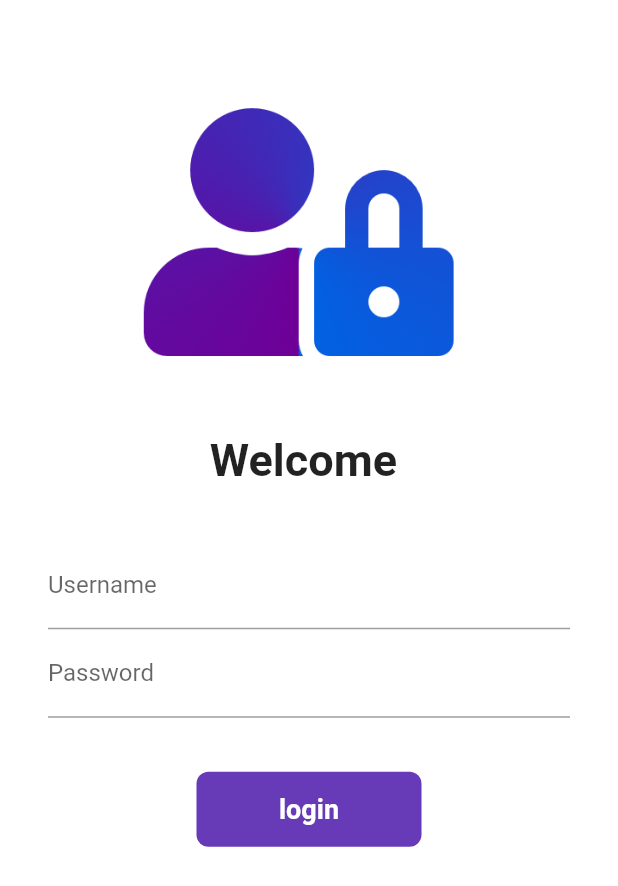
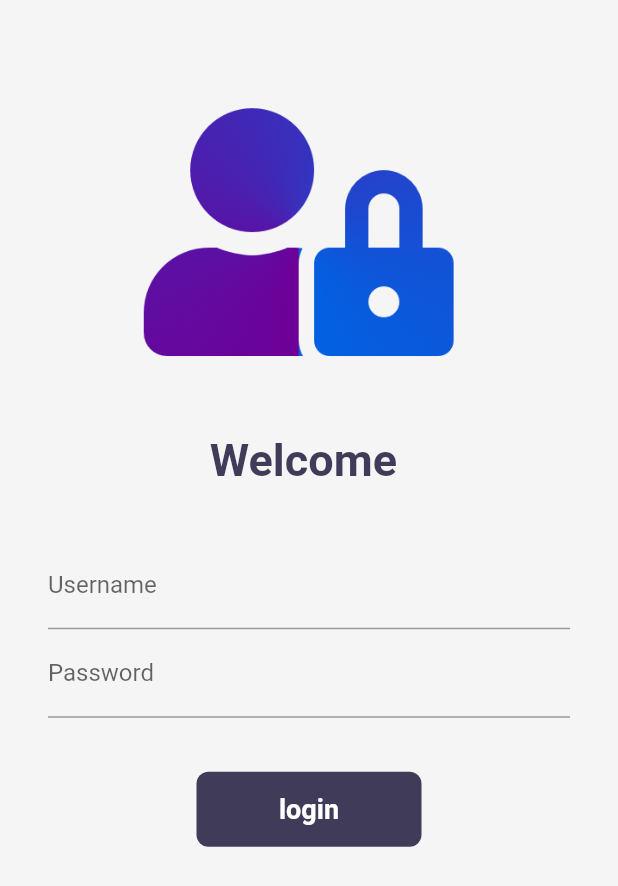
Before and after one commit to kapilkumar2001/Catalog-App, a Flutter app: the screen it shows after launch, on a phone screen of 412 x 824 dp. Shown: the top 886 px of the screen. Run offline on Flutter 3.47's test engine with Material 2 defaults, Android fonts, the phone set to English and light mode, and no system bars; our stand-ins replace velocity_x.

Commit message:
dark theme added

```diff
--- a/lib/pages/catalog_header.dart
+++ b/lib/pages/catalog_header.dart
@@ -8,7 +8,7 @@ class CatalogHeader extends StatelessWidget {
     return Column(
       //crossAxisAlignment: CrossAxisAlignment.start,
       children: [
-        "Catalog App".text.xl4.bold.color(MyTheme.darkBluishColor).make(),
+        "Catalog App".text.xl4.bold.color(context.theme.accentColor).make(),
         //"Trending products".text.xl2.make(),
       ],
     );
--- a/lib/pages/catalog_image.dart
+++ b/lib/pages/catalog_image.dart
@@ -13,6 +13,6 @@ class CatalogImage extends StatelessWidget {
   Widget build(BuildContext context) {
     return Image.network(
       image,
-    ).box.rounded.p8.color(MyTheme.creamColor).make().p16().w40(context);
+    ).box.rounded.p8.color(context.canvasColor).make().p16().w40(context);
   }
 }
--- a/lib/pages/loginpage.dart
+++ b/lib/pages/loginpage.dart
@@ -1,5 +1,6 @@
 import 'package:flutter/material.dart';
 import 'package:catalog_app2/utils/routes.dart';
+import 'package:velocity_x/velocity_x.dart';
 
 class loginpage extends StatefulWidget {
   @override
@@ -30,7 +31,7 @@ class _loginpageState extends State<loginpage> {
   @override
   Widget build(BuildContext context) {
     return Material(
-      color: Colors.white,
+      color: context.canvasColor,
       child: SingleChildScrollView(
         child: Form(
           key: _formKey,
@@ -48,6 +49,7 @@ class _loginpageState extends State<loginpage> {
                 style: TextStyle(
                   fontSize: 30,
                   fontWeight: FontWeight.bold,
+                  color: context.accentColor,
                 ),
               ),
               SizedBox(
@@ -112,7 +114,7 @@ class _loginpageState extends State<loginpage> {
                     ),
                   ),
                   decoration: BoxDecoration(
-                    color: Colors.deepPurple,
+                    color: context.theme.buttonColor,
                     borderRadius: BorderRadius.circular(changedbutton?50:8),
                   ),
                 ),
--- a/lib/widgets/themes.dart
+++ b/lib/widgets/themes.dart
@@ -1,9 +1,14 @@
 import 'package:flutter/material.dart';
+import 'package:velocity_x/velocity_x.dart';
 
 class MyTheme{
   static ThemeData lightTheme(BuildContext context) => ThemeData(
     primarySwatch: Colors.blue,
     visualDensity: VisualDensity.adaptivePlatformDensity,
+    cardColor: Colors.white,
+    canvasColor: creamColor,
+    buttonColor: darkBluishColor,
+    accentColor: darkBluishColor,
     appBarTheme: AppBarTheme(
       color: Colors.white,
       elevation: 0,
@@ -13,10 +18,22 @@ class MyTheme{
   );
 
   static ThemeData darkTheme(BuildContext context) => ThemeData(
-    brightness: Brightness.dark,
+    visualDensity: VisualDensity.adaptivePlatformDensity,
+    cardColor: Colors.black,
+    canvasColor: darkCreamColor,
+    buttonColor: lightBluishColor,
+    accentColor: Colors.white,
+    appBarTheme: AppBarTheme(
+      color: Colors.black,
+      elevation: 0,
+      iconTheme: IconThemeData(color: Colors.white),
+      textTheme: Theme.of(context).textTheme,
+    ),
   );
 
   //colors
   static Color creamColor = Color(0xfff5f5f5);
+  static Color darkCreamColor = Vx.gray900;
   static Color darkBluishColor = Color(0xff403b58);
+  static Color lightBluishColor = Vx.indigo500;
 }
```
Also changed, not shown: lib/main.dart (+7 -4 lines), lib/pages/catalog_list.dart (+7 -5 lines), lib/pages/home_detail_page.dart (+7 -7 lines), 7 other files.
